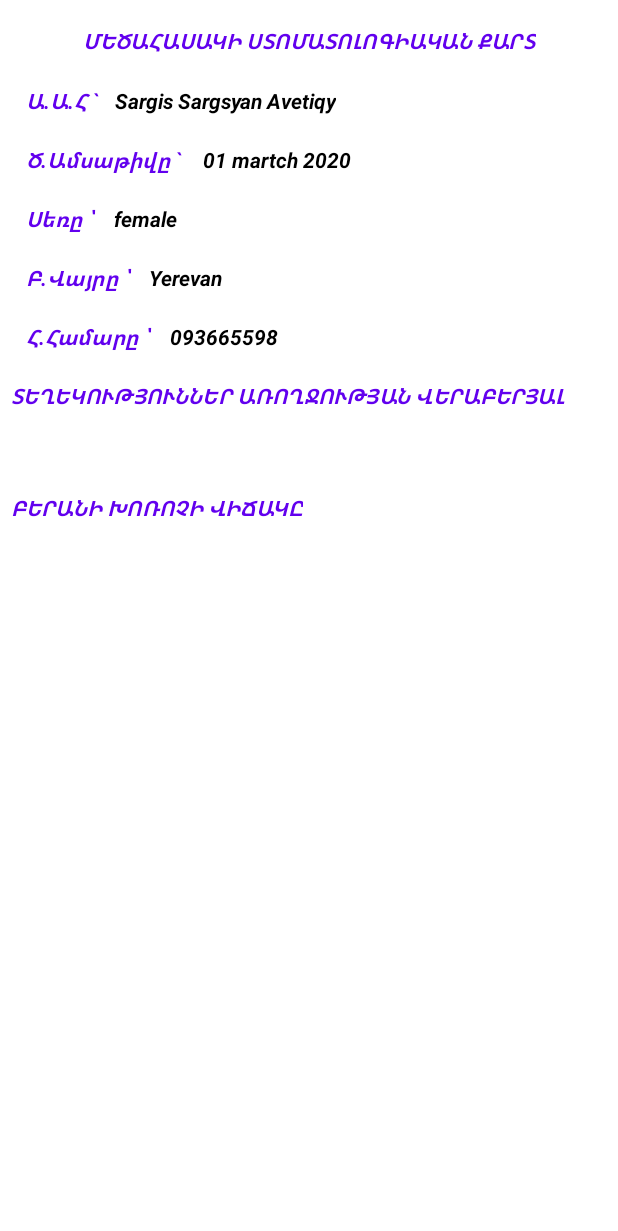
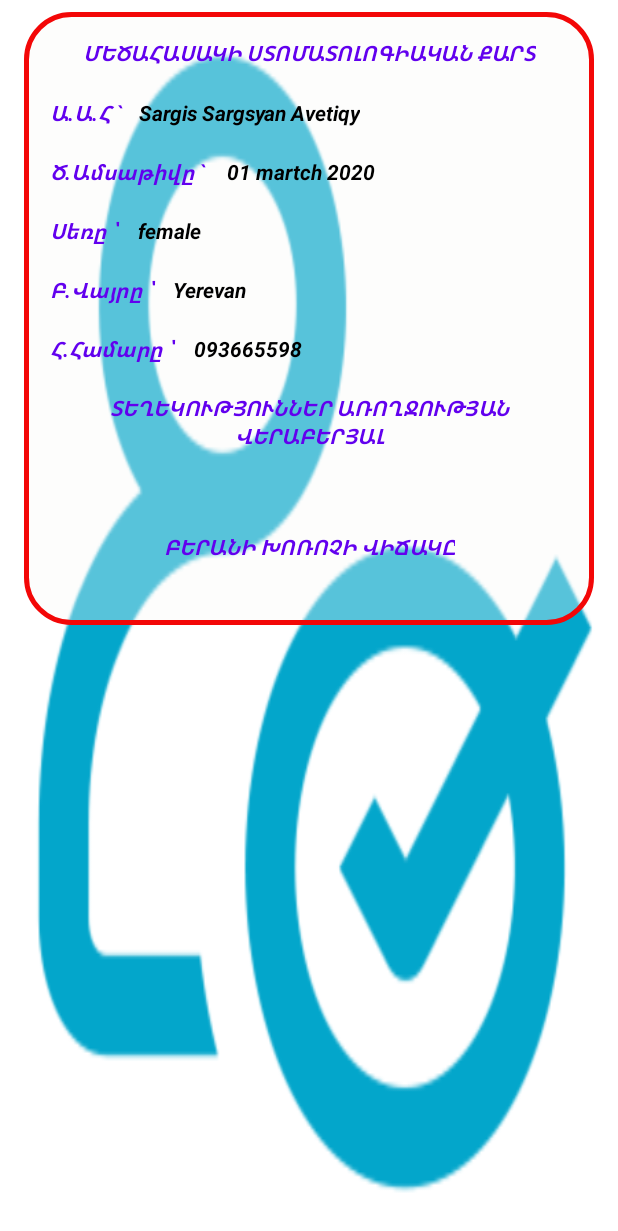
Before and after one commit to sargiss987/clinic-info, an Android app: the layout fragment_patient_personal_page.xml on its own in the app's theme, with its tools: preview values and no code run, on a phone screen of 412 x 824 dp. Shown: the top 1231 px of the screen. Run offline under Robolectric (Android 15) with nearby library versions, the phone set to English and light mode, and no system bars.

```diff
--- a/app/src/main/res/layout/create_note.xml
+++ b/app/src/main/res/layout/create_note.xml
@@ -10,6 +10,7 @@
     <EditText
         android:id="@+id/etFullName"
         android:drawableStart="@drawable/ic_baseline_account_circle_24"
+        android:drawablePadding="16dp"
         android:layout_width="match_parent"
         android:layout_height="wrap_content"
         android:layout_marginTop="10dp"
@@ -89,6 +90,7 @@
     <EditText
         android:id="@+id/etPhone"
         android:drawableStart="@drawable/ic_baseline_phone_iphone_24"
+        android:drawablePadding="16dp"
         android:layout_width="match_parent"
         android:layout_height="wrap_content"
         android:layout_marginTop="10dp"
--- a/app/src/main/res/layout/fragment_patient_personal_page.xml
+++ b/app/src/main/res/layout/fragment_patient_personal_page.xml
@@ -5,18 +5,24 @@
     xmlns:tools="http://schemas.android.com/tools"
     android:layout_width="match_parent"
     android:layout_height="match_parent"
+    android:background="@drawable/patient"
     tools:context=".fragments.searching_fragment.PatientPersonalPage">
 
 
 
     <androidx.constraintlayout.widget.ConstraintLayout
         android:id="@+id/parent"
+        android:background="@drawable/background_note"
+        android:layout_marginTop="8dp"
+        android:layout_marginStart="16dp"
+        android:layout_marginEnd="16dp"
         android:layout_width="match_parent"
         android:layout_height="match_parent"
         android:padding="7dp">
 
         <TextView
             android:id="@+id/txtHeader"
+            android:gravity="center"
             android:layout_width="wrap_content"
             android:layout_height="wrap_content"
             android:layout_marginTop="10dp"
@@ -149,6 +155,7 @@
 
         <TextView
             android:id="@+id/HealthInfo"
+            android:gravity="center"
             android:layout_width="wrap_content"
             android:layout_height="wrap_content"
             android:layout_marginTop="20dp"
@@ -174,11 +181,13 @@
             android:layout_width="wrap_content"
             android:layout_height="wrap_content"
             android:layout_marginTop="20dp"
+            android:gravity="center"
             android:text="@string/oralHealthInfo"
             android:textColor="@color/colorPrimary"
             android:textStyle="bold|italic"
+            app:layout_constraintEnd_toEndOf="parent"
             app:layout_constraintStart_toStartOf="parent"
-            app:layout_constraintTop_toBottomOf="@+id/txtHealthInfo"/>
+            app:layout_constraintTop_toBottomOf="@+id/txtHealthInfo" />
 
         <TextView
             android:id="@+id/txtoralHealthInfo"
```
Also changed, not shown: app/src/main/res/drawable/patient.png (added), app/src/main/res/layout/fragment_register.xml (line endings or trailing spaces).
